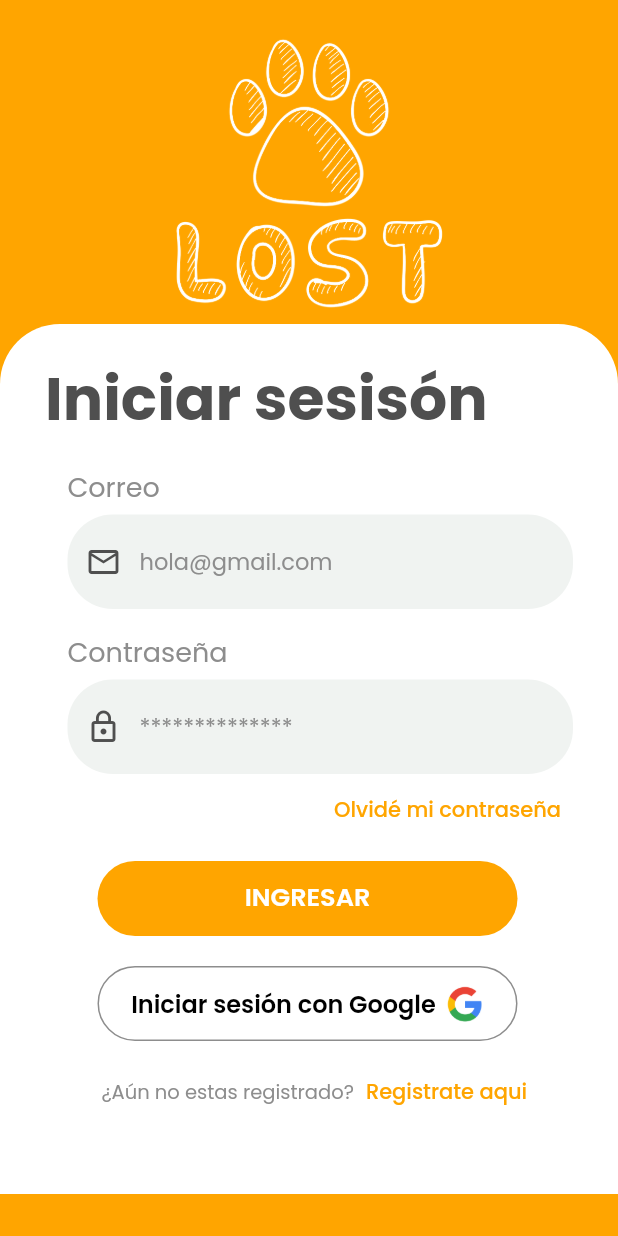
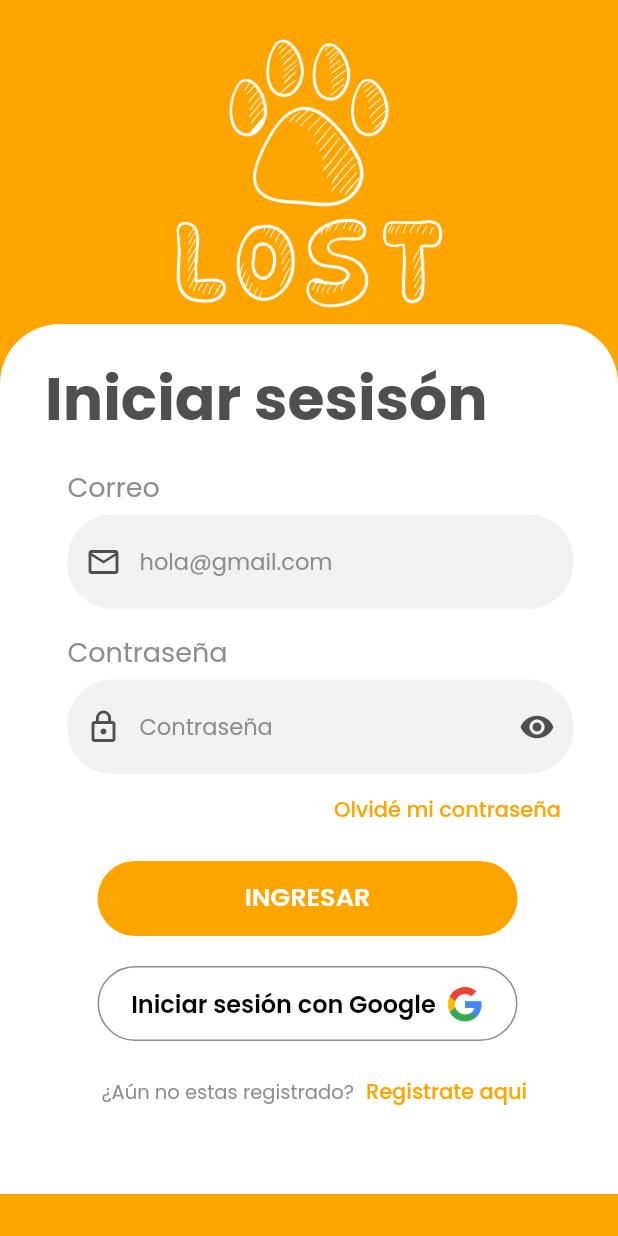
Before and after one commit to jeferr20/lostApp, a Flutter app: the screen it shows after launch, on a phone screen of 412 x 824 dp. Run offline on Flutter 3.47's test engine with Material 2 defaults, Android fonts, the phone set to English and light mode, and no system bars; our stand-ins replace cloud_firestore, email_validator, firebase_auth, firebase_core, google_fonts, hexcolor; accounts and stored records are empty.

Commit message:
Password

```diff
--- a/lib/components/textField.dart
+++ /dev/null
@@ -1,44 +0,0 @@
-import 'package:flutter/material.dart';
-import 'package:google_fonts/google_fonts.dart';
-import 'package:hexcolor/hexcolor.dart';
-
-class MyTextField extends StatelessWidget {
-  final controller;
-  final String hintText;
-  final bool obscureText;
-  final Icon prefixIcon;
-  final Function()? onChanged;
-
-  const MyTextField(
-      {super.key,
-      required this.controller,
-      required this.hintText,
-      required this.obscureText,
-      required this.prefixIcon,
-      this.onChanged});
-
-  @override
-  Widget build(BuildContext context) {
-    return TextField(
-      controller: controller,
-      obscureText: obscureText,
-      cursorColor: HexColor("#4f4f4f"),
-      decoration: InputDecoration(
-        hintText: hintText,
-        fillColor: HexColor("#f0f3f1"),
-        contentPadding: const EdgeInsets.fromLTRB(20, 20, 20, 20),
-        hintStyle: GoogleFonts.poppins(
-          fontSize: 15,
-          color: HexColor("#8d8d8d"),
-        ),
-        border: OutlineInputBorder(
-          borderRadius: BorderRadius.circular(30),
-          borderSide: BorderSide.none,
-        ),
-        prefixIcon: prefixIcon,
-        prefixIconColor: HexColor("#4f4f4f"),
-        filled: true,
-      ),
-    );
-  }
-}
--- a/lib/pages/login_page.dart
+++ b/lib/pages/login_page.dart
@@ -4,7 +4,7 @@ import 'package:flutter/material.dart';
 import 'package:google_fonts/google_fonts.dart';
 import 'package:hexcolor/hexcolor.dart';
 import 'package:lost_app/components/button.dart';
-import 'package:lost_app/components/textField.dart';
+//import 'package:lost_app/components/textField.dart';
 //import 'package:google_sign_in/google_sign_in.dart';
 
 class LoginPage extends StatefulWidget {
@@ -16,6 +16,7 @@ class LoginPage extends StatefulWidget {
 }
 
 class _LoginPageState extends State<LoginPage> {
+  bool passwordVisible = true;
   final _emailController = TextEditingController();
   final _passwordController = TextEditingController();
 
@@ -64,6 +65,7 @@ class _LoginPageState extends State<LoginPage> {
   Widget build(BuildContext context) {
     double w = MediaQuery.of(context).size.width;
     double h = MediaQuery.of(context).size.height;
+
     return Scaffold(
       //resizeToAvoidBottomInset: false,
       backgroundColor: HexColor("#ffa500"),
@@ -99,7 +101,7 @@ class _LoginPageState extends State<LoginPage> {
                       ),
                     ),
                     Padding(
-                      padding: EdgeInsets.fromLTRB(15, 15, 0, 20),
+                      padding: const EdgeInsets.fromLTRB(15, 15, 0, 20),
                       child: Column(
                           crossAxisAlignment: CrossAxisAlignment.start,
                           children: [
@@ -113,14 +115,35 @@ class _LoginPageState extends State<LoginPage> {
                             const SizedBox(
                               height: 5,
                             ),
-                            MyTextField(
-                              onChanged: (() {
-                                validateEmail(_emailController.text);
-                              }),
+                            // MyTextField(
+                            //   onChanged: (() {
+                            //     validateEmail(_emailController.text);
+                            //   }),
+                            //   controller: _emailController,
+                            //   hintText: "hola@gmail.com",
+                            //   prefixIcon: const Icon(Icons.mail_outline),
+                            // ),
+                            TextField(
                               controller: _emailController,
-                              hintText: "hola@gmail.com",
+                              cursorColor: HexColor("#4f4f4f"),
                               obscureText: false,
-                              prefixIcon: const Icon(Icons.mail_outline),
+                              decoration: InputDecoration(
+                                hintText: "hola@gmail.com",
+                                fillColor: HexColor("#f0f3f1"),
+                                contentPadding:
+                                    const EdgeInsets.fromLTRB(20, 20, 20, 20),
+                                hintStyle: GoogleFonts.poppins(
+                                  fontSize: 15,
+                                  color: HexColor("#8d8d8d"),
+                                ),
+                                border: OutlineInputBorder(
+                                  borderRadius: BorderRadius.circular(30),
+                                  borderSide: BorderSide.none,
+                                ),
+                                prefixIcon: const Icon(Icons.mail_outline),
+                                prefixIconColor: HexColor("#4f4f4f"),
+                                filled: true,
+                              ),
                             ),
                             Padding(
                               padding: const EdgeInsets.fromLTRB(8, 0, 0, 0),
@@ -142,11 +165,44 @@ class _LoginPageState extends State<LoginPage> {
                             const SizedBox(
                               height: 5,
                             ),
-                            MyTextField(
+                            // MyTextField(
+                            //   controller: _passwordController,
+                            //   hintText: "**************",
+                            //   prefixIcon: const Icon(Icons.lock_outline),
+                            // ),
+                            TextField(
                               controller: _passwordController,
-                              hintText: "**************",
-                              obscureText: true,
-                              prefixIcon: const Icon(Icons.lock_outline),
+                              cursorColor: HexColor("#4f4f4f"),
+                              obscureText: passwordVisible,
+                              decoration: InputDecoration(
+                                hintText: "Contraseña",
+                                fillColor: HexColor("#f0f3f1"),
+                                contentPadding:
+                                    const EdgeInsets.fromLTRB(20, 20, 20, 20),
+                                hintStyle: GoogleFonts.poppins(
+                                  fontSize: 15,
+                                  color: HexColor("#8d8d8d"),
+                                ),
+                                border: OutlineInputBorder(
+                                  borderRadius: BorderRadius.circular(30),
+                                  borderSide: BorderSide.none,
+                                ),
+                                prefixIcon: const Icon(Icons.lock_outline),
+                                prefixIconColor: HexColor("#4f4f4f"),
+                                filled: true,
+                                suffixIcon: IconButton(
+                                  color: HexColor("#4f4f4f"),
+                                  icon: Icon(passwordVisible
+                                      ? Icons.visibility
+                                      : Icons.visibility_off),
+                                  onPressed: () {
+                                    setState(() {
+                                      passwordVisible = !passwordVisible;
+                                    });
+                                  },
+                                ),
+                                alignLabelWithHint: false,
+                              ),
                             ),
                             Row(
                               mainAxisAlignment: MainAxisAlignment.end,
--- a/lib/pages/register_page.dart
+++ b/lib/pages/register_page.dart
@@ -284,7 +284,7 @@ class _RegisterPageState extends State<RegisterPage> {
                                 borderRadius: BorderRadius.circular(30),
                                 borderSide: BorderSide.none,
                               ),
-                              prefixIcon: Icon(Icons.mail_outline),
+                              prefixIcon: const Icon(Icons.mail_outline),
                               prefixIconColor: HexColor("#4f4f4f"),
                               filled: true,
                             ),
@@ -309,7 +309,7 @@ class _RegisterPageState extends State<RegisterPage> {
                                 borderRadius: BorderRadius.circular(30),
                                 borderSide: BorderSide.none,
                               ),
-                              prefixIcon: Icon(Icons.lock_outline),
+                              prefixIcon: const Icon(Icons.lock_outline),
                               prefixIconColor: HexColor("#4f4f4f"),
                               filled: true,
                             ),
@@ -334,7 +334,7 @@ class _RegisterPageState extends State<RegisterPage> {
                                 borderRadius: BorderRadius.circular(30),
                                 borderSide: BorderSide.none,
                               ),
-                              prefixIcon: Icon(Icons.lock_outline),
+                              prefixIcon: const Icon(Icons.lock_outline),
                               prefixIconColor: HexColor("#4f4f4f"),
                               filled: true,
                             ),
@@ -359,7 +359,7 @@ class _RegisterPageState extends State<RegisterPage> {
                                 borderRadius: BorderRadius.circular(30),
                                 borderSide: BorderSide.none,
                               ),
-                              prefixIcon: Icon(Icons.person),
+                              prefixIcon: const Icon(Icons.person),
                               prefixIconColor: HexColor("#4f4f4f"),
                               filled: true,
                             ),
@@ -384,7 +384,7 @@ class _RegisterPageState extends State<RegisterPage> {
                                 borderRadius: BorderRadius.circular(30),
                                 borderSide: BorderSide.none,
                               ),
-                              prefixIcon: Icon(Icons.phone),
+                              prefixIcon: const Icon(Icons.phone),
                               prefixIconColor: HexColor("#4f4f4f"),
                               filled: true,
                             ),
```
